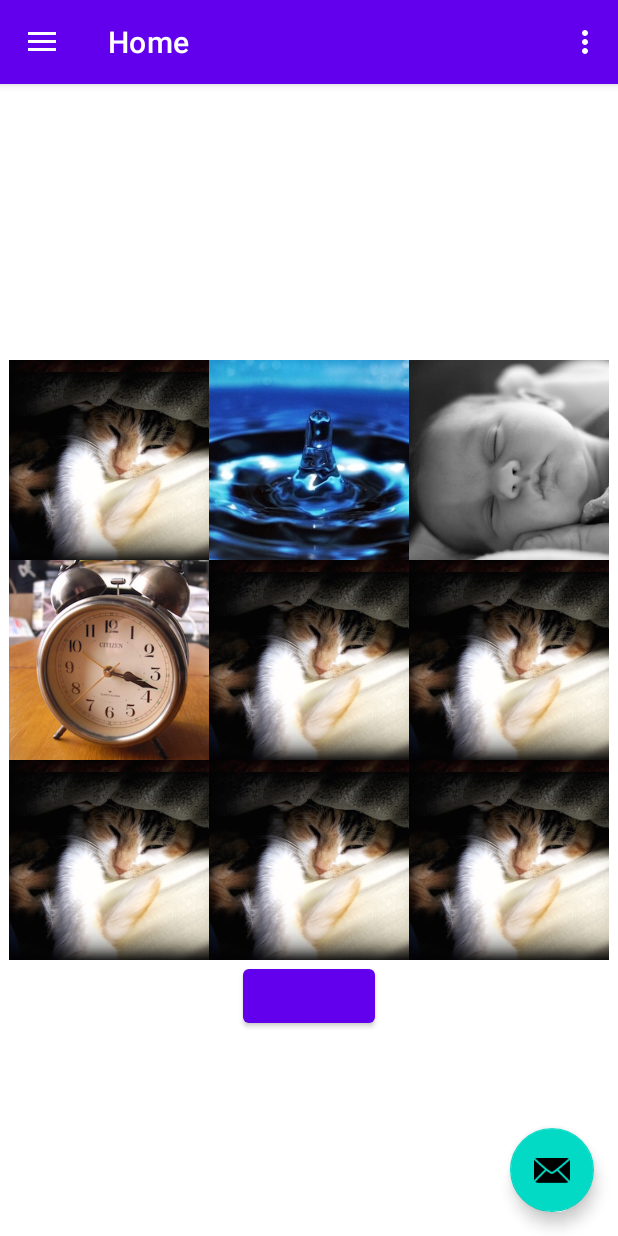
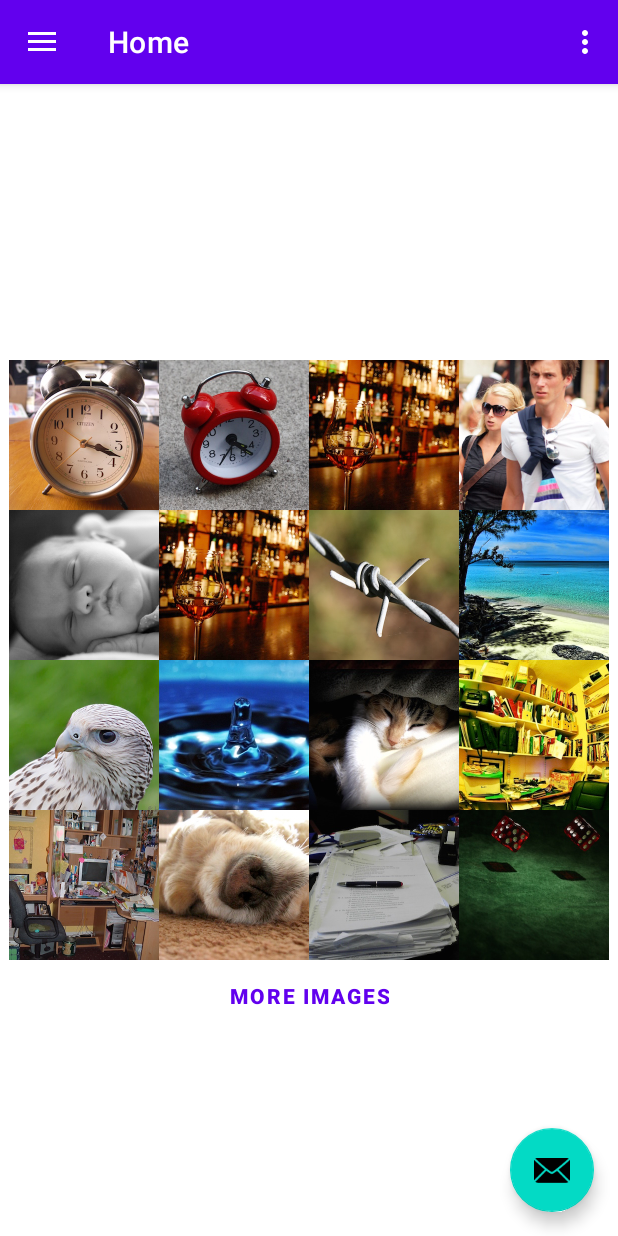
Before and after one commit to salmanayazz/stress-meter, an Android app: the screen it shows after launch (MainActivity), on a phone screen of 412 x 824 dp. Run offline under Robolectric (Android 15) with nearby library versions, the phone set to English and light mode, and no system bars; our stand-ins replace navigation-ui.

Commit message:
implemented the functionality to load more images

```diff
--- a/app/src/main/java/com/example/stressmeter/ui/home/HomeFragment.kt
+++ b/app/src/main/java/com/example/stressmeter/ui/home/HomeFragment.kt
@@ -6,6 +6,7 @@ import android.view.LayoutInflater
 import android.view.View
 import android.view.ViewGroup
 import android.widget.AdapterView
+import android.widget.Button
 import android.widget.GridLayout
 import android.widget.GridView
 import android.widget.ImageView
@@ -15,8 +16,9 @@ import com.example.stressmeter.R
 import com.example.stressmeter.databinding.FragmentHomeBinding
 
 class HomeFragment : Fragment() {
-
-    var images = arrayOf(
+    private lateinit var rootView: View
+    private var imagePage: Int = 0
+    private val images = arrayOf(
         arrayOf(
             intArrayOf(R.drawable.psm_alarm_clock, R.drawable.psm_alarm_clock2, R.drawable.psm_bar, R.drawable.psm_anxious),
             intArrayOf(R.drawable.psm_baby_sleeping, R.drawable.psm_bar, R.drawable.psm_barbed_wire2, R.drawable.psm_beach3),
@@ -50,27 +52,34 @@ class HomeFragment : Fragment() {
         val homeViewModel = ViewModelProvider(this)[HomeViewModel::class.java]
         _binding = FragmentHomeBinding.inflate(inflater, container, false)
         val root: View = binding.root
+        rootView = root
 
-        //setupGrid(root, 0)
+        setupImageGrid()
+
+        root.findViewById<Button>(R.id.more_images).setOnClickListener() {
+            changeImagePage()
+        }
 
         return root
     }
 
-    fun setupGrid(root: View, imagePage: Int) {
-        val gridLayout: GridLayout = root.findViewById(R.id.gridLayout)
-
+    private fun setupImageGrid() {
+        val gridLayout: GridLayout = rootView.findViewById(R.id.gridLayout)
+        gridLayout.removeAllViews()
         // Create and configure 4x4 grid
         val numRows = 4
         val numCols = 4
 
         for (i in 0 until numRows) {
             for (j in 0 until numCols) {
-                val imageView = ImageView(root.context)
+                val imageView = ImageView(rootView.context)
                 val imageResource = images[imagePage][i][j]
                 imageView.setImageResource(imageResource)
                 imageView.layoutParams = GridLayout.LayoutParams().apply {
                     width = 0
-                    height = GridLayout.LayoutParams.WRAP_CONTENT
+                    height = 0
+                    rowSpec = GridLayout.spec(GridLayout.UNDEFINED, 1f)
+                    columnSpec = GridLayout.spec(GridLayout.UNDEFINED, 1f)
                 }
                 imageView.id = View.generateViewId()
                 imageView.setOnClickListener {
@@ -83,9 +92,16 @@ class HomeFragment : Fragment() {
     }
 
     private fun onImageClick(viewId: Int) {
+        println("clicked image:$viewId")
         when (viewId) {
 
         }
+    }
+
+    private fun changeImagePage() {
+        imagePage++
+        imagePage %= 3
+        setupImageGrid()
     }
 
     override fun onDestroyView() {
--- a/app/src/main/res/layout/fragment_home.xml
+++ b/app/src/main/res/layout/fragment_home.xml
@@ -13,93 +13,20 @@
         android:id="@+id/gridLayout"
         android:layout_width="400dp"
         android:layout_height="400dp"
-        android:columnCount="3"
+        android:columnCount="4"
         app:layout_constraintBottom_toBottomOf="parent"
         app:layout_constraintEnd_toEndOf="parent"
         app:layout_constraintStart_toStartOf="parent"
         app:layout_constraintTop_toTopOf="parent">
 
-        <ImageView
-            android:layout_width="0dp"
-            android:layout_height="0dp"
-            android:layout_rowWeight="1"
-            android:layout_columnWeight="1"
-            android:src="@drawable/psm_cat"
-            grid:layout_gravity="center" />
-
-        <ImageView
-            android:layout_width="0dp"
-            android:layout_height="0dp"
-            android:layout_rowWeight="1"
-            android:layout_columnWeight="1"
-            android:src="@drawable/psm_blue_drop"
-            grid:layout_gravity="center" />
-
-        <ImageView
-            android:layout_width="0dp"
-            android:layout_height="0dp"
-            android:layout_rowWeight="1"
-            android:layout_columnWeight="1"
-            android:src="@drawable/psm_baby_sleeping"
-            android:text="item 0x2"
-            grid:layout_gravity="center" />
-
-
-        <ImageView
-            android:layout_width="0dp"
-            android:layout_height="0dp"
-            android:layout_rowWeight="1"
-            android:layout_columnWeight="1"
-            android:src="@drawable/psm_alarm_clock"
-            android:text="item 1x0"
-            grid:layout_gravity="center" />
-
-        <ImageView
-            android:layout_width="0dp"
-            android:layout_height="0dp"
-            android:layout_rowWeight="1"
-            android:layout_columnWeight="1"
-            android:src="@drawable/psm_cat"
-            grid:layout_gravity="center" />
-
-        <ImageView
-            android:layout_width="0dp"
-            android:layout_height="0dp"
-            android:layout_rowWeight="1"
-            android:layout_columnWeight="1"
-            android:src="@drawable/psm_cat"
-            grid:layout_gravity="center" />
-
-        <ImageView
-            android:layout_width="0dp"
-            android:layout_height="0dp"
-            android:layout_rowWeight="1"
-            android:layout_columnWeight="1"
-            android:src="@drawable/psm_cat"
-            grid:layout_gravity="center" />
-
-        <ImageView
-            android:layout_width="0dp"
-            android:layout_height="0dp"
-            android:layout_rowWeight="1"
-            android:layout_columnWeight="1"
-            android:src="@drawable/psm_cat"
-            grid:layout_gravity="center" />
-
-        <ImageView
-            android:layout_width="0dp"
-            android:layout_height="0dp"
-            android:layout_rowWeight="1"
-            android:layout_columnWeight="1"
-            android:src="@drawable/psm_cat"
-            grid:layout_gravity="center" />
-
-
     </GridLayout>
 
     <Button
+        android:id="@+id/more_images"
+        style="@style/Button.TextButton"
         android:layout_width="wrap_content"
         android:layout_height="wrap_content"
+        android:text="More Images"
         app:layout_constraintEnd_toEndOf="parent"
         app:layout_constraintStart_toStartOf="parent"
         app:layout_constraintTop_toBottomOf="@+id/gridLayout" />
```
